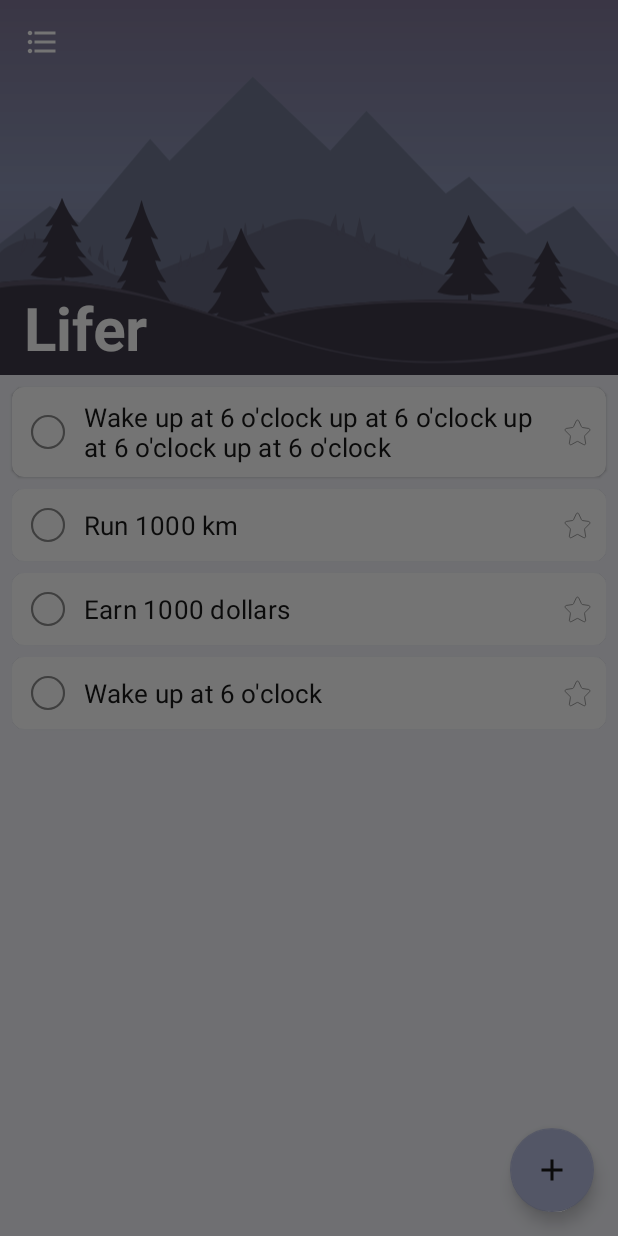
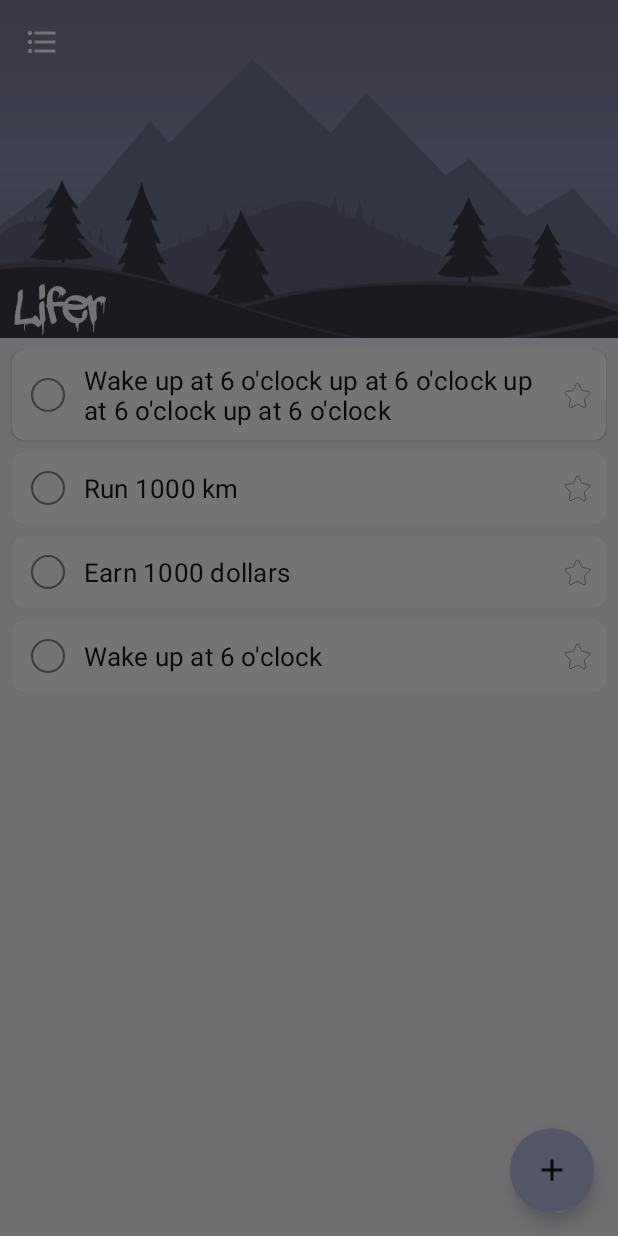
Before and after one commit to Halulkin/Lifer, an Android app: the screen it shows after launch (MainActivity), on a phone screen of 412 x 824 dp. Run offline under Robolectric (Android 15) with nearby library versions, the phone set to English and light mode, and no system bars; our stand-ins replace ButterKnife, Picasso; libraries missing offline, so code that uses them is left out: com.nineoldandroids.animation; 1 statement that could not run was skipped.

Commit message:
Changed font of appbar title

```diff
--- /dev/null
+++ b/app/src/main/res/font/app_bar_title_font.xml
@@ -0,0 +1,13 @@
+<?xml version="1.0" encoding="utf-8"?>
+<font-family
+    xmlns:android="http://schemas.android.com/apk/res/android"
+    xmlns:app="http://schemas.android.com/apk/res-auto">
+    <font
+        android:fontStyle="normal"
+        android:fontWeight="1000"
+        android:font="@font/adrip"
+        app:fontStyle="normal"
+        app:fontWeight="1000"
+        app:font="@font/adrip" />
+
+</font-family>
--- a/app/src/main/res/layout/view_feed_toolbar.xml
+++ b/app/src/main/res/layout/view_feed_toolbar.xml
@@ -3,10 +3,10 @@
     xmlns:app="http://schemas.android.com/apk/res-auto"
     android:id="@+id/collapsingToolbarLayout"
     android:layout_width="match_parent"
-    android:layout_height="250dp"
+    android:layout_height="225dp"
     android:fitsSystemWindows="true"
     app:collapsedTitleTextAppearance="@style/CollapsedTitle"
-    app:expandedTitleMargin="16dp"
+    app:expandedTitleMargin="10dp"
     app:contentScrim="@color/style_color_primary"
     app:expandedTitleTextAppearance="@style/ExpandedTitle"
     app:layout_scrollFlags="scroll|exitUntilCollapsed"
--- a/app/src/main/res/values/styles.xml
+++ b/app/src/main/res/values/styles.xml
@@ -7,7 +7,6 @@
         <item name="colorPrimaryDark">@color/color_primary_dark</item>
         <item name="colorAccent">@color/color_accent</item>
     </style>
-
 
 
     <style name="Theme.MyApp" parent="Theme.MaterialComponents.Light.NoActionBar">
@@ -31,9 +30,6 @@
 
 
 
-
-
-
     <style name="Toolbar">
         <item name="android:layout_width">match_parent</item>
         <item name="android:layout_height">?attr/actionBarSize</item>
@@ -42,18 +38,15 @@
     </style>
 
     <style name="CollapsedTitle" parent="@android:style/TextAppearance.Medium">
-        <item name="android:textSize">21sp</item>
+        <item name="android:textSize">30sp</item>
         <item name="android:textColor">@color/white</item>
-        <item name="android:textStyle">bold</item>
-        <item name="android:typeface">sans</item>
-        <item name="android:fontFamily">sans-serif</item>
+        <item name="android:fontFamily">@font/app_bar_title_font</item>
     </style>
 
     <style name="ExpandedTitle" parent="@android:style/TextAppearance.Medium">
         <item name="android:textSize">40sp</item>
         <item name="android:textColor">@color/white</item>
-        <item name="android:textStyle">bold</item>
-        <item name="android:typeface">sans</item>
+        <item name="android:fontFamily">@font/app_bar_title_font</item>
     </style>
 
     <style name="DrawerItemsTextAppearance" parent="@android:style/TextAppearance.Medium">
@@ -69,13 +62,11 @@
     <style name="TextAppearance.My.ScheduleTitles" parent="TextAppearance.MaterialComponents.Subtitle1">
         <item name="android:textSize">17sp</item>
         <item name="android:textColor">@color/black</item>
-
     </style>
 
     <style name="TextAppearance.My.MenuTitles" parent="TextAppearance.MaterialComponents.Subtitle1">
         <item name="android:textSize">18sp</item>
         <item name="android:textColor">@color/black</item>
-
     </style>
 
 </resources>
```
Also changed, not shown: app/src/main/res/font/adrip.ttf (added), app/src/main/res/font/alittlepot.ttf (added), app/src/main/res/font/journey.otf (added), app/src/main/res/font/serifdisorder.ttf (added), app/src/main/res/font/withserif.ttf (added).
